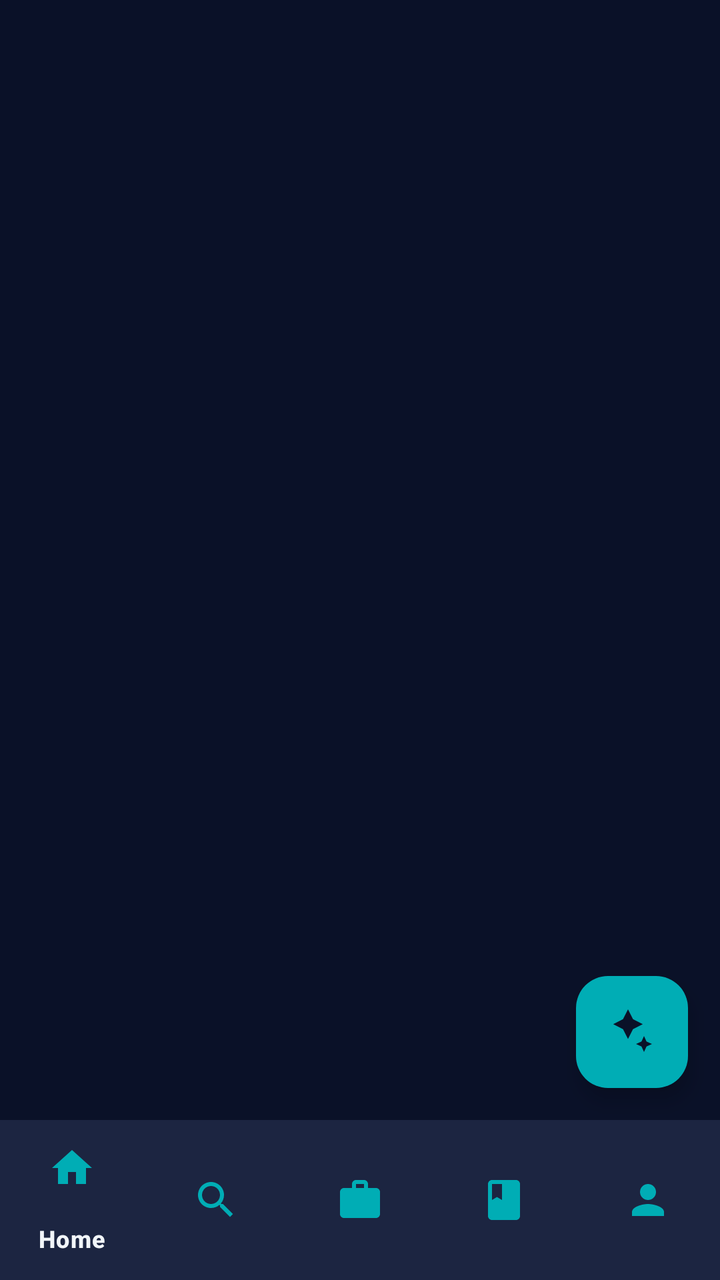
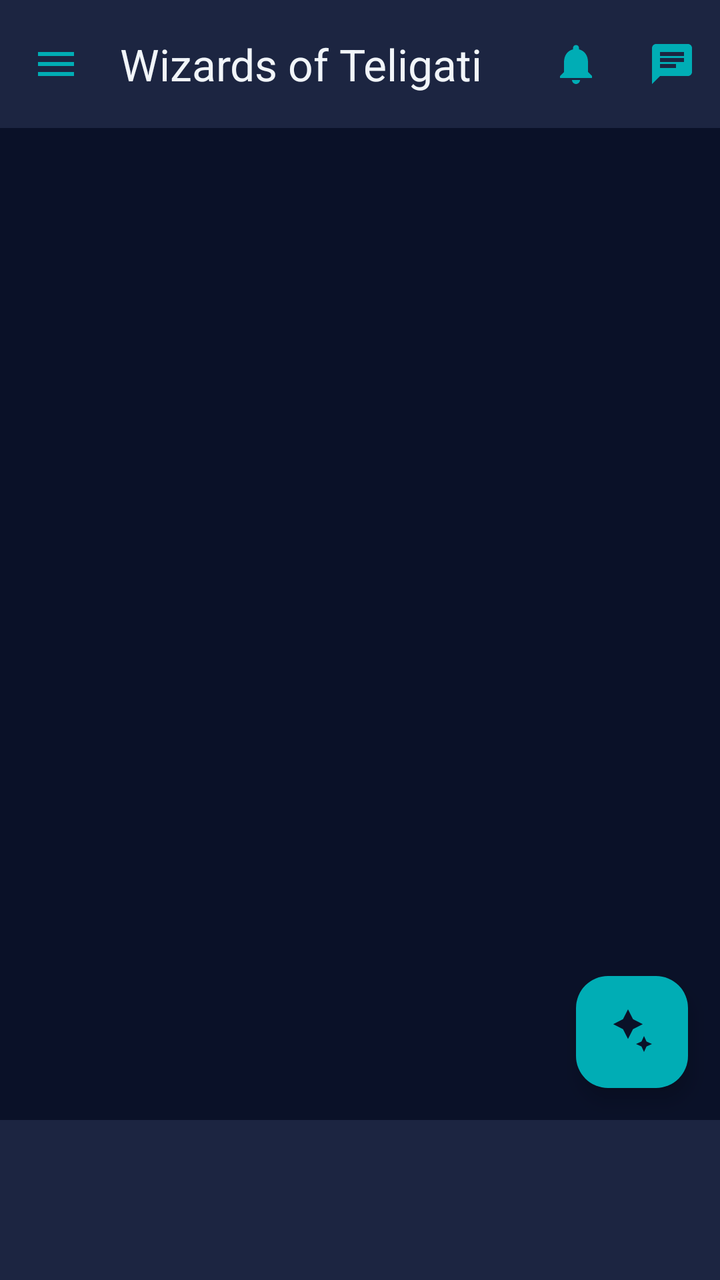

Compare the two renders of this Android layout. The source of the first and the diff that turns it into the second are given below.
<!-- AndroidManifest.xml: activity theme Theme.WizardsOfTeligati -->
<!-- res/layout/activity_main.xml -->
<?xml version="1.0" encoding="utf-8"?>
<androidx.constraintlayout.widget.ConstraintLayout xmlns:android="http://schemas.android.com/apk/res/android"
    xmlns:app="http://schemas.android.com/apk/res-auto"
    android:layout_width="match_parent"
    android:layout_height="match_parent"
    android:background="@color/deep_navy">

    <FrameLayout
        android:id="@+id/fragment_container"
        android:layout_width="0dp"
        android:layout_height="0dp"
        app:layout_constraintBottom_toTopOf="@id/bottom_navigation"
        app:layout_constraintEnd_toEndOf="parent"
        app:layout_constraintStart_toStartOf="parent"
        app:layout_constraintTop_toTopOf="parent" />

    <com.google.android.material.floatingactionbutton.FloatingActionButton
        android:id="@+id/fabAiWizard"
        android:layout_width="wrap_content"
        android:layout_height="wrap_content"
        android:layout_marginEnd="16dp"
        android:layout_marginBottom="16dp"
        android:contentDescription="Teligati AI Assistant"
        app:backgroundTint="@color/mystic_cyan"
        app:tint="@color/deep_navy"
        app:srcCompat="@drawable/ic_nav_ai"
        app:layout_constraintBottom_toTopOf="@id/bottom_navigation"
        app:layout_constraintEnd_toEndOf="parent" />

    <com.google.android.material.bottomnavigation.BottomNavigationView
        android:id="@+id/bottom_navigation"
        android:layout_width="0dp"
        android:layout_height="wrap_content"
        android:background="@color/indigo_dark"
        app:itemIconTint="@color/mystic_cyan"
        app:itemTextColor="@color/text_primary"
        app:layout_constraintBottom_toBottomOf="parent"
        app:layout_constraintEnd_toEndOf="parent"
        app:layout_constraintStart_toStartOf="parent"
        app:menu="@menu/bottom_nav_menu" />

</androidx.constraintlayout.widget.ConstraintLayout>
<!-- resources referenced by this layout -->
<resources>
  <color name="deep_navy">#0A1128</color>
  <color name="indigo_dark">#1C2541</color>
  <color name="mystic_cyan">#00ADB5</color>
  <color name="text_primary">#F1F5F9</color>
  <!-- drawable ic_nav_ai (drawable) -->
  <vector xmlns:android="http://schemas.android.com/apk/res/android"
      android:width="24dp"
      android:height="24dp"
      android:viewportWidth="24"
      android:viewportHeight="24">
      <path
          android:fillColor="@color/mystic_cyan"
          android:pathData="M7.5,5.6L10,0.7 12.5,5.6 17.4,8.1 12.5,10.6 10,15.5 7.5,10.6 2.6,8.1zM18,14l1.25,2.75L22,18l-2.75,1.25L18,22l-1.25,-2.75L14,18l2.75,-1.25z" />
  </vector>
  <style name="Theme.WizardsOfTeligati" parent="Theme.Material3.DayNight.NoActionBar">
          <item name="colorPrimary">@color/mystic_cyan</item>
          <item name="colorSecondary">@color/accent_purple</item>
          <item name="android:windowBackground">@color/deep_navy</item>
          <item name="colorSurface">@color/card_dark</item>
          <item name="colorOnSurface">@color/text_primary</item>
          <item name="colorOnPrimary">@color/deep_navy</item>
      </style>
  <color name="accent_purple">#6C63FF</color>
  <color name="card_dark">#141E33</color>
</resources>

<!-- the commit's change to res/layout/activity_main.xml (unified diff, before → after) -->
@@ -1,42 +1,114 @@
 <?xml version="1.0" encoding="utf-8"?>
-<androidx.constraintlayout.widget.ConstraintLayout xmlns:android="http://schemas.android.com/apk/res/android"
+<androidx.drawerlayout.widget.DrawerLayout xmlns:android="http://schemas.android.com/apk/res/android"
     xmlns:app="http://schemas.android.com/apk/res-auto"
+    android:id="@+id/drawer_layout"
     android:layout_width="match_parent"
     android:layout_height="match_parent"
     android:background="@color/deep_navy">
 
-    <FrameLayout
-        android:id="@+id/fragment_container"
-        android:layout_width="0dp"
-        android:layout_height="0dp"
-        app:layout_constraintBottom_toTopOf="@id/bottom_navigation"
-        app:layout_constraintEnd_toEndOf="parent"
-        app:layout_constraintStart_toStartOf="parent"
-        app:layout_constraintTop_toTopOf="parent" />
+    
+    <androidx.constraintlayout.widget.ConstraintLayout
+        android:layout_width="match_parent"
+        android:layout_height="match_parent"
+        android:background="@color/deep_navy">
 
-    <com.google.android.material.floatingactionbutton.FloatingActionButton
-        android:id="@+id/fabAiWizard"
+        <com.google.android.material.appbar.MaterialToolbar
+            android:id="@+id/toolbar"
+            android:layout_width="0dp"
+            android:layout_height="?attr/actionBarSize"
+            android:background="@color/indigo_dark"
+            app:navigationIcon="@drawable/ic_menu"
+            app:title="Wizards of Teligati"
+            app:titleTextColor="@color/text_primary"
+            app:subtitleTextColor="@color/mystic_cyan"
+            app:menu="@menu/toolbar_menu"
+            app:layout_constraintTop_toTopOf="parent"
+            app:layout_constraintStart_toStartOf="parent"
+            app:layout_constraintEnd_toEndOf="parent" />
+
+        <FrameLayout
+            android:id="@+id/fragment_container"
+            android:layout_width="0dp"
+            android:layout_height="0dp"
+            app:layout_constraintTop_toBottomOf="@id/toolbar"
+            app:layout_constraintBottom_toTopOf="@id/bottom_navigation"
+            app:layout_constraintStart_toStartOf="parent"
+            app:layout_constraintEnd_toEndOf="parent" />
+
+        <com.google.android.material.floatingactionbutton.FloatingActionButton
+            android:id="@+id/fabAiWizard"
+            android:layout_width="wrap_content"
+            android:layout_height="wrap_content"
+            android:layout_marginEnd="16dp"
+            android:layout_marginBottom="16dp"
+            android:contentDescription="Teligati AI Assistant"
+            app:backgroundTint="@color/mystic_cyan"
+            app:tint="@color/deep_navy"
+            app:srcCompat="@drawable/ic_nav_ai"
+            app:layout_constraintBottom_toTopOf="@id/bottom_navigation"
+            app:layout_constraintEnd_toEndOf="parent" />
+
+        <com.google.android.material.bottomnavigation.BottomNavigationView
+            android:id="@+id/bottom_navigation"
+            android:layout_width="0dp"
+            android:layout_height="wrap_content"
+            android:background="@color/indigo_dark"
+            app:itemIconTint="@color/mystic_cyan"
+            app:itemTextColor="@color/text_primary"
+            app:layout_constraintBottom_toBottomOf="parent"
+            app:layout_constraintStart_toStartOf="parent"
+            app:layout_constraintEnd_toEndOf="parent" />
+
+    </androidx.constraintlayout.widget.ConstraintLayout>
+
+    
+    <com.google.android.material.navigation.NavigationView
+        android:id="@+id/nav_view"
+        android:layout_width="wrap_content"
+        android:layout_height="match_parent"
+        android:layout_gravity="start"
+        android:background="@color/indigo_dark"
+        app:headerLayout="@layout/nav_header_main"
+        app:itemIconTint="@color/mystic_cyan"
+        app:itemTextColor="@color/text_primary" />
+
+</androidx.drawerlayout.widget.DrawerLayout>
+<!-- res/layout/nav_header_main.xml (included above) -->
+<?xml version="1.0" encoding="utf-8"?>
+<LinearLayout xmlns:android="http://schemas.android.com/apk/res/android"
+    android:layout_width="match_parent"
+    android:layout_height="176dp"
+    android:background="@color/indigo_dark"
+    android:gravity="bottom"
+    android:orientation="vertical"
+    android:padding="20dp"
+    android:theme="@style/ThemeOverlay.AppCompat.Dark">
+
+    <TextView
         android:layout_width="wrap_content"
         android:layout_height="wrap_content"
-        android:layout_marginEnd="16dp"
-        android:layout_marginBottom="16dp"
-        android:contentDescription="Teligati AI Assistant"
-        app:backgroundTint="@color/mystic_cyan"
-        app:tint="@color/deep_navy"
-        app:srcCompat="@drawable/ic_nav_ai"
-        app:layout_constraintBottom_toTopOf="@id/bottom_navigation"
-        app:layout_constraintEnd_toEndOf="parent" />
+        android:text="🧙 Wizards of Teligati"
+        android:textColor="@color/mystic_cyan"
+        android:textSize="20sp"
+        android:textStyle="bold" />
 
-    <com.google.android.material.bottomnavigation.BottomNavigationView
-        android:id="@+id/bottom_navigation"
-        android:layout_width="0dp"
+    <TextView
+        android:id="@+id/tvNavHeaderName"
+        android:layout_width="wrap_content"
         android:layout_height="wrap_content"
-        android:background="@color/indigo_dark"
-        app:itemIconTint="@color/mystic_cyan"
-        app:itemTextColor="@color/text_primary"
-        app:layout_constraintBottom_toBottomOf="parent"
-        app:layout_constraintEnd_toEndOf="parent"
-        app:layout_constraintStart_toStartOf="parent"
-        app:menu="@menu/bottom_nav_menu" />
+        android:layout_marginTop="6dp"
+        android:text="KUETian"
+        android:textColor="@color/text_primary"
+        android:textSize="16sp"
+        android:textStyle="bold" />
 
-</androidx.constraintlayout.widget.ConstraintLayout>
+    <TextView
+        android:id="@+id/tvNavHeaderRole"
+        android:layout_width="wrap_content"
+        android:layout_height="wrap_content"
+        android:layout_marginTop="2dp"
+        android:text="Verified Member"
+        android:textColor="@color/accent_purple"
+        android:textSize="13sp" />
+
+</LinearLayout>
<!-- resource entries referenced after the edit -->
@@ -4,6 +4,16 @@
   <color name="indigo_dark">#1C2541</color>
   <color name="mystic_cyan">#00ADB5</color>
   <color name="text_primary">#F1F5F9</color>
+  <!-- drawable ic_menu (drawable) -->
+  <vector xmlns:android="http://schemas.android.com/apk/res/android"
+      android:width="24dp"
+      android:height="24dp"
+      android:viewportWidth="24"
+      android:viewportHeight="24">
+      <path
+          android:fillColor="@color/mystic_cyan"
+          android:pathData="M3,18h18v-2H3v2zm0,-5h18v-2H3v2zm0,-7v2h18V6H3z" />
+  </vector>
   <!-- drawable ic_nav_ai (drawable) -->
   <vector xmlns:android="http://schemas.android.com/apk/res/android"
       android:width="24dp"
